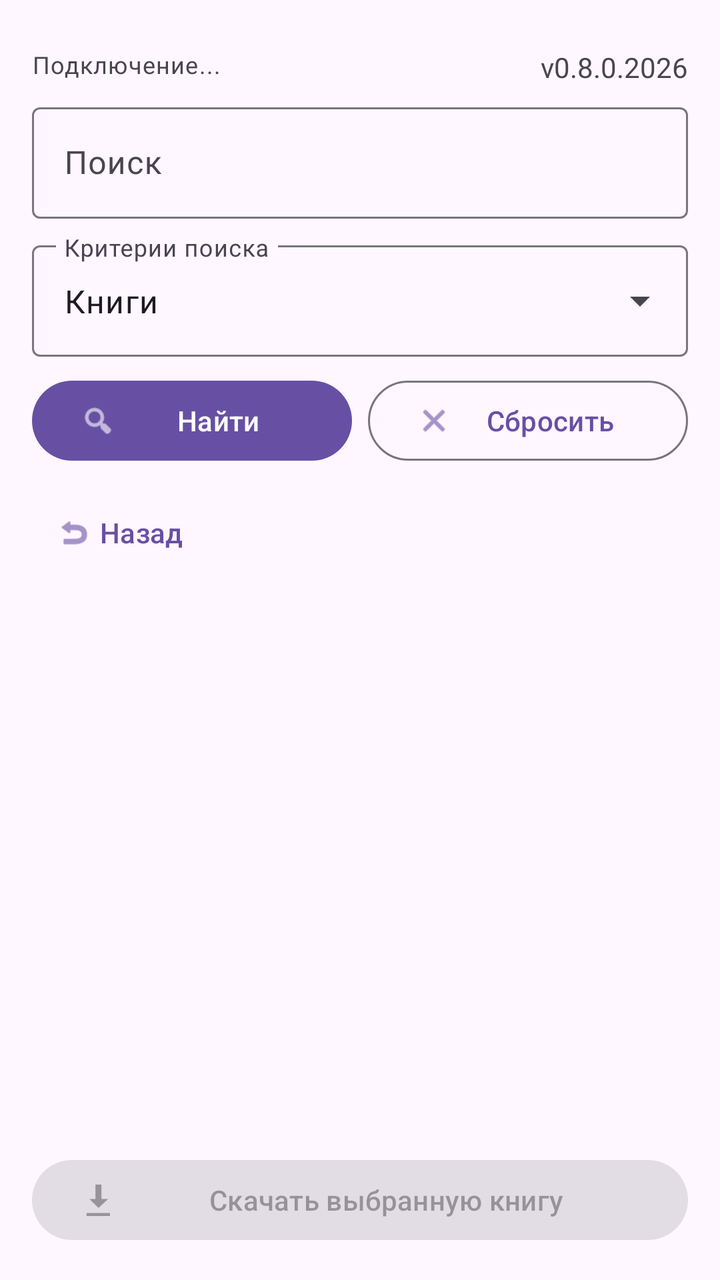
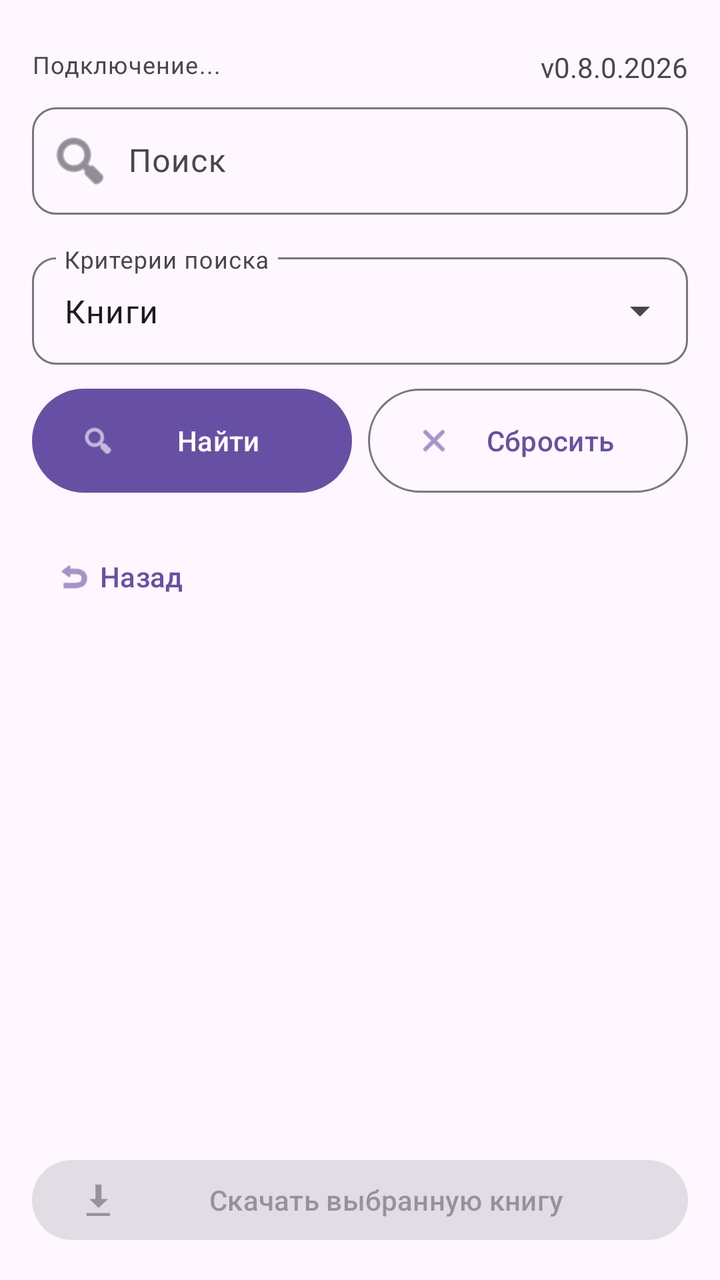

An Android layout rendered at two revisions. The XML below is the earlier revision; the diff shows what the commit changed to produce the second picture.
<!-- AndroidManifest.xml: application theme Theme.Material3.DayNight.NoActionBar -->
<!-- res/layout/activity_main.xml -->
<?xml version="1.0" encoding="utf-8"?>
<LinearLayout xmlns:android="http://schemas.android.com/apk/res/android"
    xmlns:app="http://schemas.android.com/apk/res-auto"
    android:layout_width="match_parent"
    android:layout_height="match_parent"
    android:orientation="vertical"
    android:padding="16dp">
    <LinearLayout
        android:layout_width="match_parent"
        android:layout_height="wrap_content"
        android:layout_marginTop="8dp"
        android:orientation="horizontal">
        <TextView
            android:id="@+id/connection"
            android:layout_width="wrap_content"
            android:layout_height="wrap_content"
            android:layout_marginTop="8dp"
            android:layout_weight="1"
            android:layout_gravity="start"
            android:text="Подключение..."
            android:textAppearance="?attr/textAppearanceBodySmall" />
        <TextView
            android:layout_width="wrap_content"
            android:layout_height="wrap_content"
            android:layout_gravity="end"
            android:text="v0.8.0.2026" />
    </LinearLayout>
    <com.google.android.material.textfield.TextInputLayout
        android:id="@+id/queryLayout"
        style="@style/Widget.Material3.TextInputLayout.OutlinedBox"
        android:layout_width="match_parent"
        android:layout_height="wrap_content"
        android:hint="Поиск">

        <com.google.android.material.textfield.TextInputEditText
            android:id="@+id/query"
            android:layout_width="match_parent"
            android:layout_height="wrap_content"
            android:inputType="text"
            android:maxLines="1" />
    </com.google.android.material.textfield.TextInputLayout>

    <com.google.android.material.textfield.TextInputLayout
        android:id="@+id/modeLayout"
        style="@style/Widget.Material3.TextInputLayout.OutlinedBox.ExposedDropdownMenu"
        android:layout_width="match_parent"
        android:layout_height="wrap_content"
        android:layout_marginTop="8dp"
        android:hint="Критерии поиска">

        <AutoCompleteTextView
            android:id="@+id/mode"
            android:layout_width="match_parent"
            android:layout_height="wrap_content"
            android:inputType="none"
            android:focusable="false"
            android:clickable="true"
            android:text="Книги" />
    </com.google.android.material.textfield.TextInputLayout>

    <LinearLayout
        android:layout_width="match_parent"
        android:layout_height="wrap_content"
        android:layout_marginTop="8dp"
        android:orientation="horizontal">

        <com.google.android.material.button.MaterialButton
            android:id="@+id/findButton"
            android:layout_width="0dp"
            android:layout_height="wrap_content"
            android:layout_weight="1"
            android:text="Найти"
            app:icon="@android:drawable/ic_menu_search" />

        <com.google.android.material.button.MaterialButton
            android:id="@+id/resetButton"
            style="@style/Widget.Material3.Button.OutlinedButton"
            android:layout_width="0dp"
            android:layout_height="wrap_content"
            android:layout_marginStart="8dp"
            android:layout_weight="1"
            android:text="Сбросить"
            app:icon="@android:drawable/ic_menu_close_clear_cancel" />
    </LinearLayout>

    <LinearLayout
        android:id="@+id/navHeader"
        android:layout_width="match_parent"
        android:layout_height="wrap_content"
        android:layout_marginTop="8dp"
        android:orientation="horizontal"
        android:gravity="center_vertical">

        <com.google.android.material.button.MaterialButton
            android:id="@+id/backButton"
            style="@style/Widget.Material3.Button.TextButton.Icon"
            android:layout_width="wrap_content"
            android:layout_height="wrap_content"
            android:text="Назад"
            app:icon="@android:drawable/ic_menu_revert" />

        <TextView
            android:id="@+id/headerTitle"
            android:layout_width="0dp"
            android:layout_height="wrap_content"
            android:layout_weight="1"
            android:layout_marginStart="8dp"
            android:textSize="16sp"
            android:textStyle="bold"
            android:textColor="?attr/colorOnSurface"
            android:maxLines="1"
            android:ellipsize="end" />
    </LinearLayout>

    <com.google.android.material.progressindicator.LinearProgressIndicator
        android:id="@+id/progress"
        android:layout_width="match_parent"
        android:layout_height="wrap_content"
        android:layout_marginTop="8dp"
        android:indeterminate="true"
        android:visibility="gone" />

    <androidx.core.widget.NestedScrollView
        android:layout_width="match_parent"
        android:layout_height="0dp"
        android:layout_weight="1"
        android:layout_marginTop="8dp">

        <LinearLayout
            android:id="@+id/resultsBox"
            android:layout_width="match_parent"
            android:layout_height="wrap_content"
            android:orientation="vertical" />
    </androidx.core.widget.NestedScrollView>

    <com.google.android.material.button.MaterialButton
        android:id="@+id/downloadButton"
        android:layout_width="match_parent"
        android:layout_height="wrap_content"
        android:layout_marginTop="8dp"
        android:enabled="false"
        android:text="Скачать выбранную книгу"
        app:icon="@android:drawable/stat_sys_download" />

</LinearLayout>
<!-- resources referenced by this layout -->
<resources>

</resources>

<!-- the commit's change to res/layout/activity_main.xml (unified diff, before → after) -->
@@ -25,37 +25,59 @@
             android:layout_gravity="end"
             android:text="v0.8.0.2026" />
     </LinearLayout>
+
+    
     <com.google.android.material.textfield.TextInputLayout
         android:id="@+id/queryLayout"
         style="@style/Widget.Material3.TextInputLayout.OutlinedBox"
         android:layout_width="match_parent"
         android:layout_height="wrap_content"
-        android:hint="Поиск">
+        android:hint="Поиск"
+        app:boxBackgroundMode="outline"
+        app:boxCornerRadiusTopStart="12dp"
+        app:boxCornerRadiusTopEnd="12dp"
+        app:boxCornerRadiusBottomStart="12dp"
+        app:boxCornerRadiusBottomEnd="12dp"
+        app:startIconDrawable="@android:drawable/ic_menu_search"
+        app:startIconTint="?attr/colorOnSurfaceVariant">
 
         <com.google.android.material.textfield.TextInputEditText
             android:id="@+id/query"
             android:layout_width="match_parent"
             android:layout_height="wrap_content"
             android:inputType="text"
-            android:maxLines="1" />
+            android:maxLines="1"
+            android:singleLine="true"
+            android:paddingStart="48dp"
+            android:paddingEnd="16dp"
+            android:paddingTop="16dp"
+            android:paddingBottom="16dp" />
     </com.google.android.material.textfield.TextInputLayout>
 
+    
     <com.google.android.material.textfield.TextInputLayout
         android:id="@+id/modeLayout"
         style="@style/Widget.Material3.TextInputLayout.OutlinedBox.ExposedDropdownMenu"
         android:layout_width="match_parent"
         android:layout_height="wrap_content"
-        android:layout_marginTop="8dp"
-        android:hint="Критерии поиска">
+        android:layout_marginTop="16dp"
+        android:hint="Критерии поиска"
+        app:boxCornerRadiusTopStart="12dp"
+        app:boxCornerRadiusTopEnd="12dp"
+        app:boxCornerRadiusBottomStart="12dp"
+        app:boxCornerRadiusBottomEnd="12dp">
 
         <AutoCompleteTextView
             android:id="@+id/mode"
             android:layout_width="match_parent"
             android:layout_height="wrap_content"
             android:inputType="none"
-            android:focusable="false"
-            android:clickable="true"
-            android:text="Книги" />
+            android:text="Книги"
+            android:background="@null"
+            android:paddingStart="16dp"
+            android:paddingEnd="48dp"
+            android:paddingTop="16dp"
+            android:paddingBottom="16dp" />
     </com.google.android.material.textfield.TextInputLayout>
 
     <LinearLayout
@@ -67,7 +89,7 @@
         <com.google.android.material.button.MaterialButton
             android:id="@+id/findButton"
             android:layout_width="0dp"
-            android:layout_height="wrap_content"
+            android:layout_height="60dp"
             android:layout_weight="1"
             android:text="Найти"
             app:icon="@android:drawable/ic_menu_search" />
@@ -76,7 +98,7 @@
             android:id="@+id/resetButton"
             style="@style/Widget.Material3.Button.OutlinedButton"
             android:layout_width="0dp"
-            android:layout_height="wrap_content"
+            android:layout_height="60dp"
             android:layout_marginStart="8dp"
             android:layout_weight="1"
             android:text="Сбросить"
@@ -95,7 +117,7 @@
             android:id="@+id/backButton"
             style="@style/Widget.Material3.Button.TextButton.Icon"
             android:layout_width="wrap_content"
-            android:layout_height="wrap_content"
+            android:layout_height="60dp"
             android:text="Назад"
             app:icon="@android:drawable/ic_menu_revert" />
 
